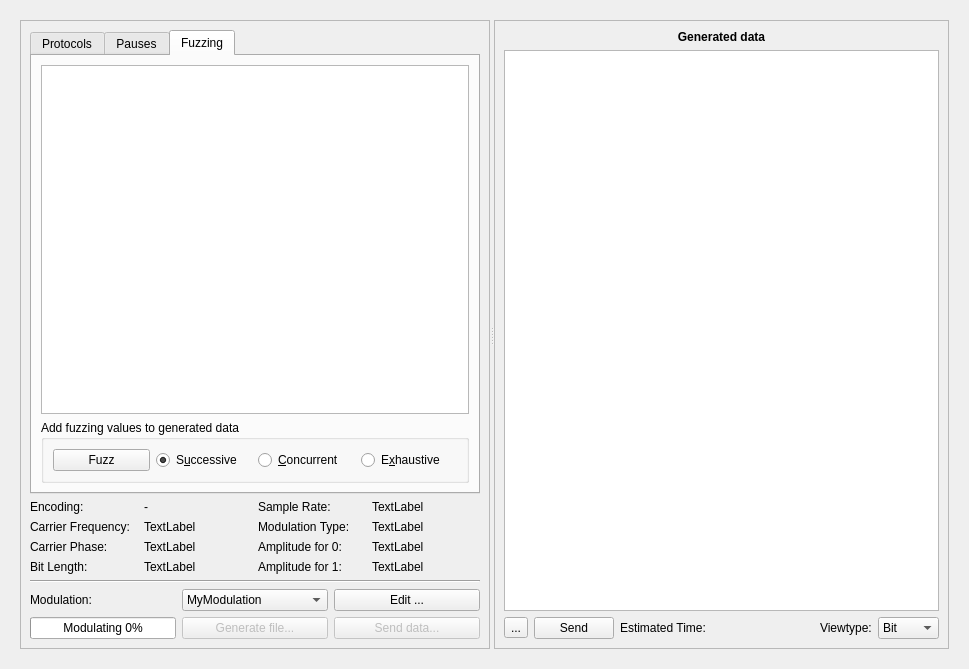
Qt form ui/generator.ui (jopohl/urh) before a commit.
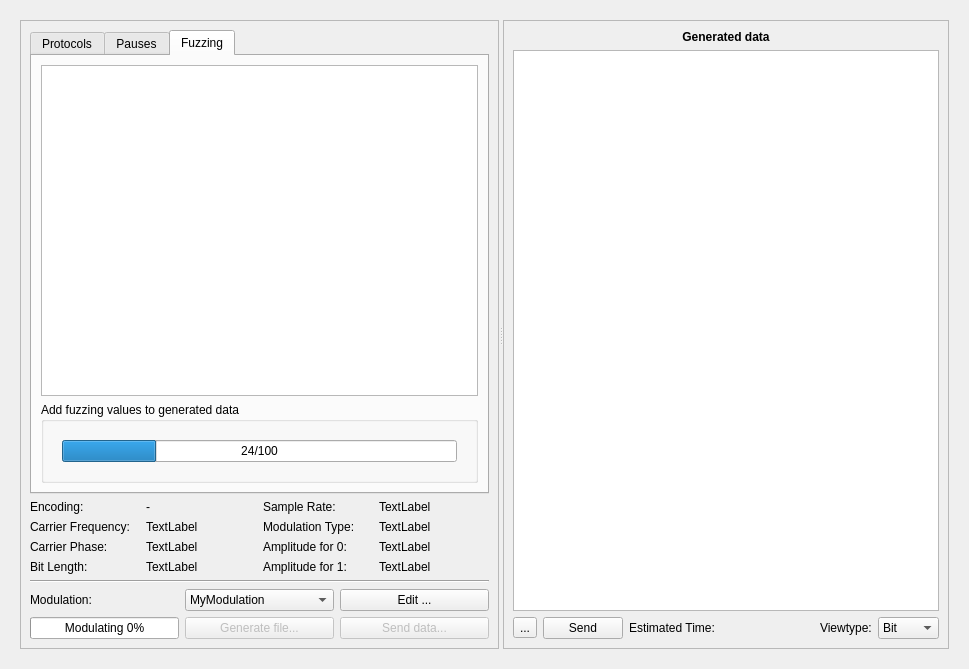
The same form after that commit. The open tabs and pages were chosen to show the change. Icons and pictures are not drawn. Custom widgets are drawn as their Qt base class.

Commit message: add progress bar for fuzzing

Patch:
```diff
--- a/ui/generator.ui
+++ b/ui/generator.ui
@@ -30,8 +30,8 @@
        <rect>
         <x>0</x>
         <y>0</y>
-        <width>951</width>
-        <height>651</height>
+        <width>953</width>
+        <height>653</height>
        </rect>
       </property>
       <layout class="QVBoxLayout" name="verticalLayout_3">
@@ -145,6 +145,19 @@
                  </property>
                  <layout class="QHBoxLayout" name="horizontalLayout_5">
                   <item>
+                   <widget class="QStackedWidget" name="stackedWidgetFuzzing">
+                    <property name="sizePolicy">
+                     <sizepolicy hsizetype="Preferred" vsizetype="Maximum">
+                      <horstretch>0</horstretch>
+                      <verstretch>0</verstretch>
+                     </sizepolicy>
+                    </property>
+                    <property name="currentIndex">
+                     <number>0</number>
+                    </property>
+                    <widget class="QWidget" name="pageFuzzingUI">
+                     <layout class="QHBoxLayout" name="horizontalLayout_2">
+                      <item>
                    <widget class="QPushButton" name="btnFuzz">
                     <property name="text">
                      <string>Fuzz</string>
@@ -182,6 +195,24 @@
                     <property name="text">
                      <string>E&amp;xhaustive</string>
                     </property>
+                       </widget>
+                      </item>
+                     </layout>
+                    </widget>
+                    <widget class="QWidget" name="pageFuzzingProgressBar">
+                     <layout class="QHBoxLayout" name="horizontalLayout_3">
+                      <item>
+                       <widget class="QProgressBar" name="progressBarFuzzing">
+                        <property name="value">
+                         <number>24</number>
+                        </property>
+                        <property name="format">
+                         <string>%v/%m</string>
+                        </property>
+                       </widget>
+                      </item>
+                     </layout>
+                    </widget>
                    </widget>
                   </item>
                  </layout>
```
Lines whose indentation alone changed are shown as unchanged. The commit also changes 4 other files.
